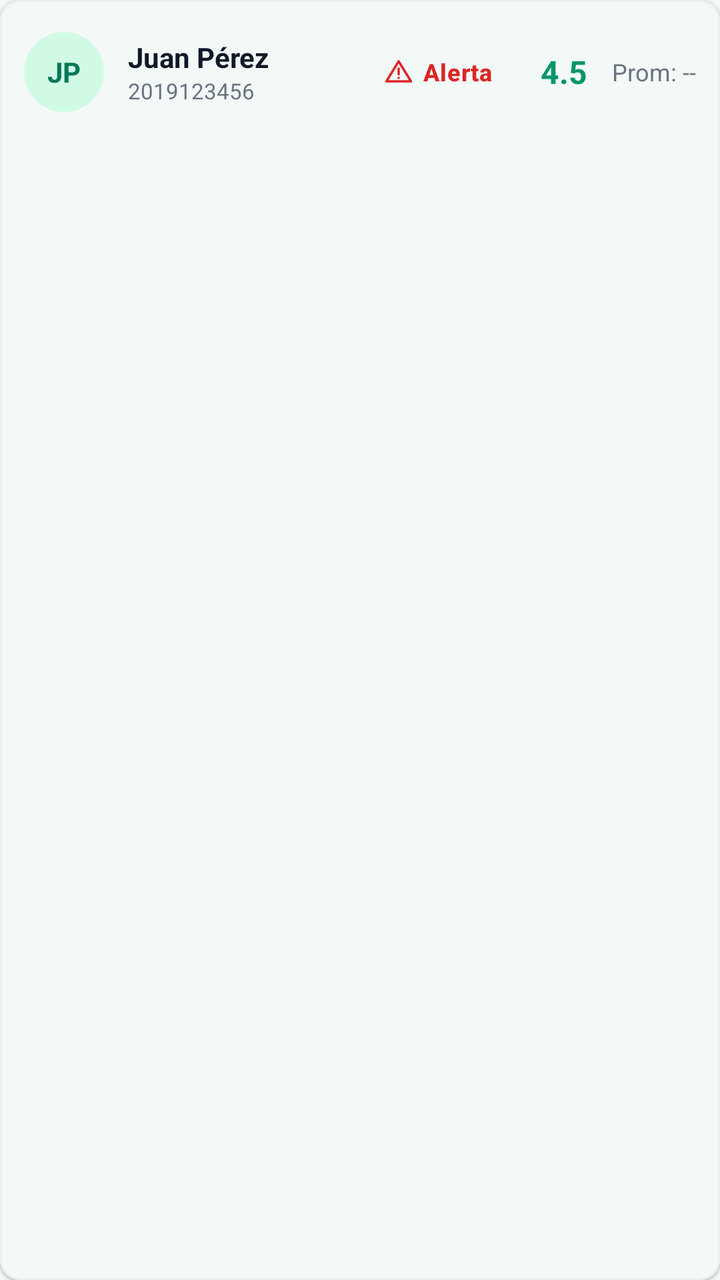
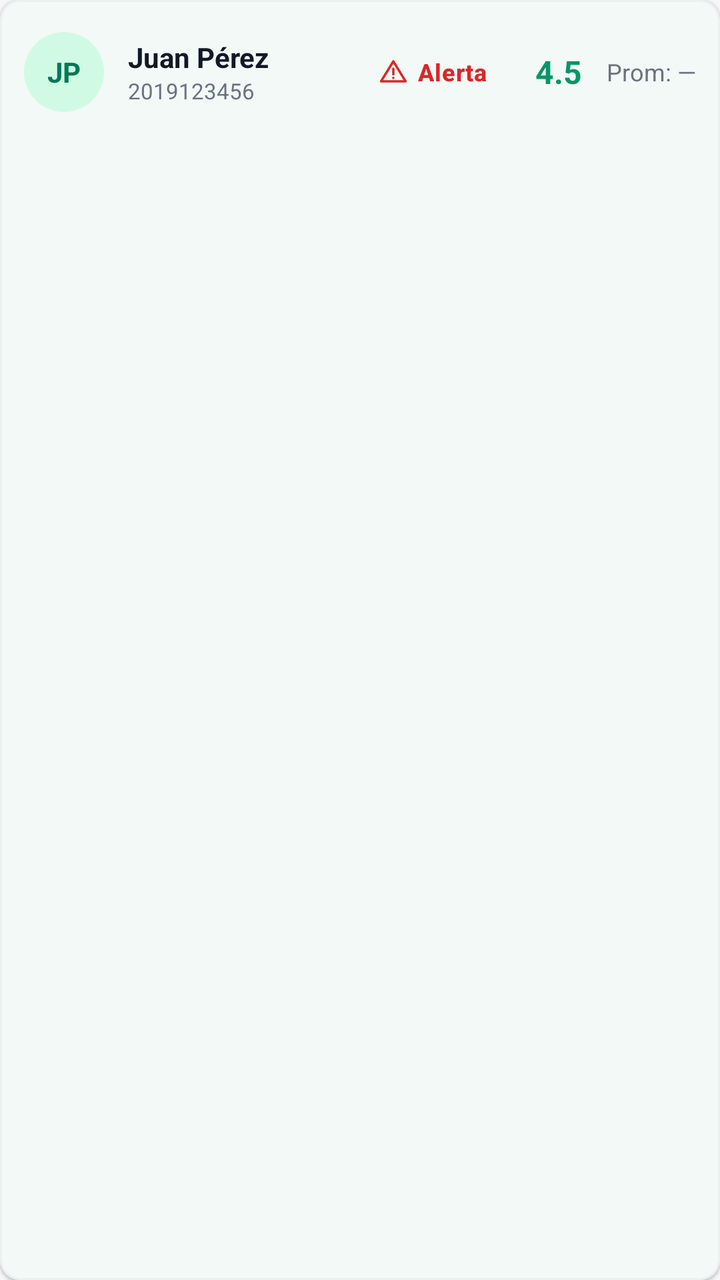

Two renders of the same Android screen: before a commit and after it. Below are the layout's source before the change and the commit's diff.
<!-- AndroidManifest.xml: application theme Theme.BienestarUPC -->
<!-- res/layout/item_teacher_student_card.xml -->
<?xml version="1.0" encoding="utf-8"?>
<com.google.android.material.card.MaterialCardView
    xmlns:android="http://schemas.android.com/apk/res/android"
    xmlns:app="http://schemas.android.com/apk/res-auto"
    android:layout_width="match_parent"
    android:layout_height="wrap_content"
    android:layout_marginHorizontal="16dp"
    android:layout_marginVertical="4dp"
    app:cardBackgroundColor="@color/white_card"
    app:cardCornerRadius="10dp"
    app:cardElevation="1dp">

    <LinearLayout
        android:layout_width="match_parent"
        android:layout_height="wrap_content"
        android:orientation="horizontal"
        android:padding="12dp"
        android:gravity="center_vertical">

        <TextView
            android:id="@+id/txt_iniciales"
            android:layout_width="40dp"
            android:layout_height="40dp"
            android:background="@drawable/badge_circle_green_light"
            android:gravity="center"
            android:text="JP"
            android:textColor="@color/green_primary_dark"
            android:textSize="14sp"
            android:textStyle="bold" />

        <LinearLayout
            android:layout_width="0dp"
            android:layout_height="wrap_content"
            android:layout_weight="1"
            android:layout_marginStart="12dp"
            android:orientation="vertical">

            <TextView
                android:id="@+id/txt_nombre"
                android:layout_width="match_parent"
                android:layout_height="wrap_content"
                android:text="Juan Pérez"
                android:textColor="@color/text_primary"
                android:textSize="14sp"
                android:textStyle="bold"
                android:maxLines="1"
                android:ellipsize="end" />

            <TextView
                android:id="@+id/txt_codigo"
                android:layout_width="wrap_content"
                android:layout_height="wrap_content"
                android:text="2019123456"
                android:textColor="@color/text_secondary"
                android:textSize="11sp" />
        </LinearLayout>

        <com.google.android.material.button.MaterialButton
            android:id="@+id/btn_reportar"
            style="@style/Widget.Material3.Button.TextButton"
            android:layout_width="wrap_content"
            android:layout_height="wrap_content"
            android:layout_marginEnd="4dp"
            android:insetTop="0dp"
            android:insetBottom="0dp"
            android:minWidth="0dp"
            android:minHeight="0dp"
            android:paddingHorizontal="8dp"
            android:paddingVertical="6dp"
            android:text="Alerta"
            android:textColor="@color/risk_high_text"
            android:textSize="12sp"
            android:textStyle="bold"
            app:icon="@drawable/ic_warning"
            app:iconSize="16dp"
            app:iconTint="@color/risk_high_text" />

        <TextView
            android:id="@+id/txt_nota"
            android:layout_width="48dp"
            android:layout_height="48dp"
            android:gravity="center"
            android:text="4.5"
            android:textColor="@color/green_primary"
            android:textSize="16sp"
            android:textStyle="bold" />

        <TextView
            android:id="@+id/txt_promedio"
            android:layout_width="wrap_content"
            android:layout_height="wrap_content"
            android:layout_gravity="center"
            android:text="Prom: --"
            android:textColor="@color/text_secondary"
            android:textSize="12sp" />
    </LinearLayout>
</com.google.android.material.card.MaterialCardView>
<!-- resources referenced by this layout -->
<resources>
  <color name="green_primary">#059669</color>
  <color name="green_primary_dark">#047857</color>
  <color name="risk_high_text">#DC2626</color>
  <color name="text_primary">#111827</color>
  <color name="text_secondary">#6B7280</color>
  <color name="white_card">#FFFFFF</color>
  <!-- drawable badge_circle_green_light (drawable) -->
  <?xml version="1.0" encoding="utf-8"?>
  <shape xmlns:android="http://schemas.android.com/apk/res/android"
      android:shape="oval">
      <solid android:color="@color/success_bg" />
  </shape>
  <color name="success_bg">#D1FAE5</color>
  <color name="green_container">#D1FAE5</color>
  <color name="on_primary_container">#053B2A</color>
  <color name="teal_primary">#0D9488</color>
  <color name="teal_light">#CCFBF1</color>
  <color name="background_gray">#F6F7F9</color>
  <color name="surface_container_low">#F8FAFC</color>
  <color name="surface_container">#EFF2F5</color>
  <color name="surface_container_high">#E7EAEE</color>
  <color name="surface_container_highest">#DEE2E8</color>
  <color name="surface_outline">#C9CFD8</color>
  <color name="surface_outline_variant">#E4E7EC</color>
  <color name="error_text">#DC2626</color>
  <style name="Widget.BienestarUPC.Card" parent="Widget.Material3.CardView.Elevated">
          <item name="cardCornerRadius">20dp</item>
          <item name="cardElevation">1dp</item>
          <item name="cardBackgroundColor">@color/white_card</item>
          <item name="strokeColor">@color/stroke_color</item>
          <item name="strokeWidth">1dp</item>
          <item name="rippleColor">@color/green_light</item>
      </style>
  <style name="BottomNavigationStyle" parent="Widget.Material3.BottomNavigationView">
          <item name="android:background">@color/nav_background</item>
          <item name="itemIconSize">24dp</item>
          <item name="itemRippleColor">@color/green_light</item>
          <item name="itemIconTint">@color/nav_item_text_color</item>
          <item name="itemTextColor">@color/nav_item_text_color</item>
          <item name="elevation">8dp</item>
      </style>
  <style name="Widget.BienestarUPC.Chip" parent="Widget.Material3.Chip.Filter">
          <item name="chipCornerRadius">20dp</item>
          <item name="chipMinHeight">36dp</item>
          <item name="chipBackgroundColor">@color/chip_bg</item>
          <item name="android:textColor">@color/chip_text</item>
          <item name="chipStrokeWidth">1dp</item>
          <item name="chipStrokeColor">@color/stroke_color</item>
      </style>
  <style name="ThemeOverlay.BienestarUPC.MaterialAlertDialog" parent="ThemeOverlay.Material3.MaterialAlertDialog">
          <item name="shapeAppearanceOverlay">@style/ShapeAppearance.BienestarUPC.Dialog</item>
          <item name="colorSecondary">@color/green_primary</item>
      </style>
  <style name="Widget.BienestarUPC.Snackbar" parent="Widget.Material3.Snackbar">
          <item name="backgroundTint">@color/text_primary</item>
          <item name="android:textColor">@color/white_card</item>
          <item name="shapeAppearanceOverlay">@style/ShapeAppearance.BienestarUPC.Snackbar</item>
      </style>
  <color name="gray_medium">#9CA3AF</color>
  <color name="stroke_color">#EDEFF2</color>
  <color name="green_light">#D1FAE5</color>
  <color name="nav_background">#FFFFFF</color>
  <color name="chip_bg">#F3F4F6</color>
  <color name="chip_text">#111827</color>
  <style name="ShapeAppearance.BienestarUPC.Dialog" parent="ShapeAppearance.Material3.LargeComponent">
          <item name="cornerSize">24dp</item>
      </style>
  <style name="ShapeAppearance.BienestarUPC.Snackbar" parent="ShapeAppearance.Material3.MediumComponent">
          <item name="cornerFamily">rounded</item>
          <item name="cornerSize">14dp</item>
      </style>
  <!-- unchanged entries left out for length: 4 -->
</resources>

<!-- the commit's change to res/layout/item_teacher_student_card.xml (unified diff, before → after) -->
@@ -23,7 +23,7 @@
             android:layout_height="40dp"
             android:background="@drawable/badge_circle_green_light"
             android:gravity="center"
-            android:text="JP"
+            android:text="@string/txt_jp"
             android:textColor="@color/green_primary_dark"
             android:textSize="14sp"
             android:textStyle="bold" />
@@ -39,7 +39,7 @@
                 android:id="@+id/txt_nombre"
                 android:layout_width="match_parent"
                 android:layout_height="wrap_content"
-                android:text="Juan Pérez"
+                android:text="@string/txt_juan_perez"
                 android:textColor="@color/text_primary"
                 android:textSize="14sp"
                 android:textStyle="bold"
@@ -50,7 +50,7 @@
                 android:id="@+id/txt_codigo"
                 android:layout_width="wrap_content"
                 android:layout_height="wrap_content"
-                android:text="2019123456"
+                android:text="@string/txt_2019123456"
                 android:textColor="@color/text_secondary"
                 android:textSize="11sp" />
         </LinearLayout>
@@ -67,7 +67,7 @@
             android:minHeight="0dp"
             android:paddingHorizontal="8dp"
             android:paddingVertical="6dp"
-            android:text="Alerta"
+            android:text="@string/txt_alerta"
             android:textColor="@color/risk_high_text"
             android:textSize="12sp"
             android:textStyle="bold"
@@ -80,7 +80,7 @@
             android:layout_width="48dp"
             android:layout_height="48dp"
             android:gravity="center"
-            android:text="4.5"
+            android:text="@string/txt_4_5"
             android:textColor="@color/green_primary"
             android:textSize="16sp"
             android:textStyle="bold" />
@@ -90,7 +90,7 @@
             android:layout_width="wrap_content"
             android:layout_height="wrap_content"
             android:layout_gravity="center"
-            android:text="Prom: --"
+            android:text="@string/txt_prom"
             android:textColor="@color/text_secondary"
             android:textSize="12sp" />
     </LinearLayout>
<!-- resource entries referenced after the edit -->
@@ -12,6 +12,12 @@
       android:shape="oval">
       <solid android:color="@color/success_bg" />
   </shape>
+  <string name="txt_2019123456">2019123456</string>
+  <string name="txt_4_5">4.5</string>
+  <string name="txt_alerta">Alerta</string>
+  <string name="txt_jp">JP</string>
+  <string name="txt_juan_perez">Juan Pérez</string>
+  <string name="txt_prom">Prom: —</string>
   <color name="success_bg">#D1FAE5</color>
   <color name="green_container">#D1FAE5</color>
   <color name="on_primary_container">#053B2A</color>
